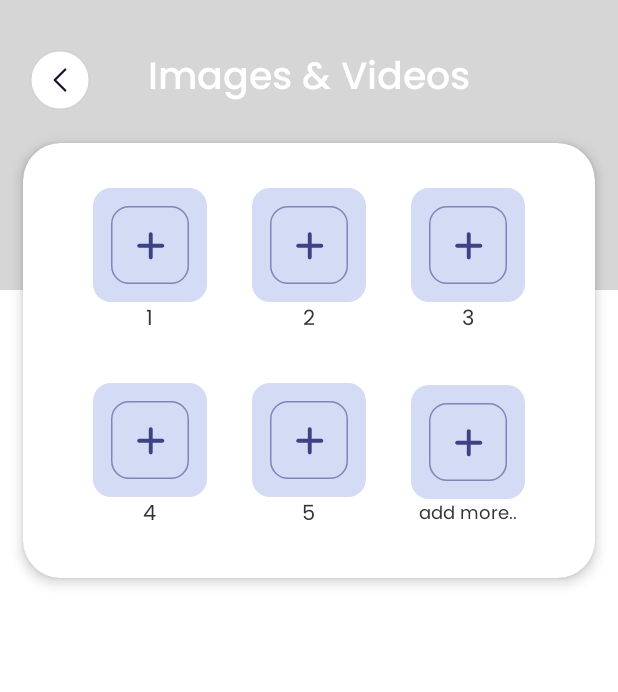
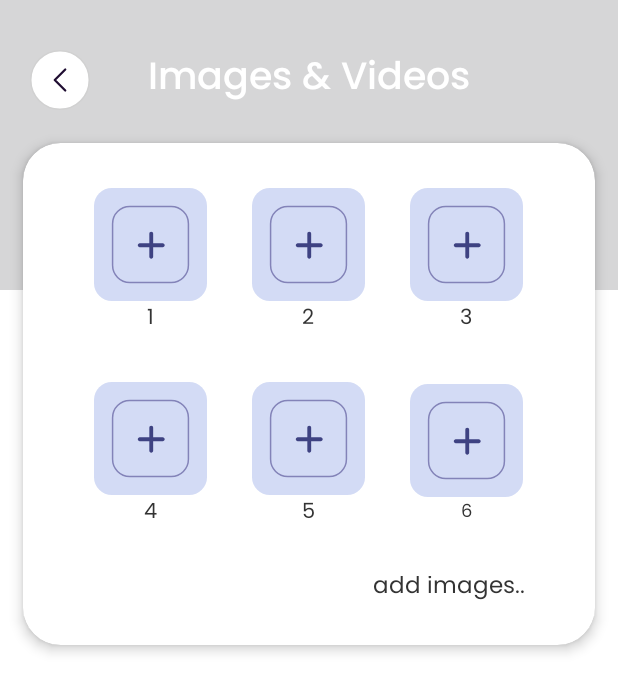
Before and after one commit to bhoraniaarshadali/Hi-Tech-Controls, an Android app: the mediaUpload screen opened directly, with no data from a screen before it, on a phone screen of 412 x 824 dp. Shown: the top 692 px of the screen. Run offline under Robolectric (Android 15) with nearby library versions, the phone set to English and light mode, and no system bars.

Commit message:
Camera (MediaActivity)- on working | 1 to 6 images Set

```diff
--- a/app/build.gradle
+++ b/app/build.gradle
@@ -41,6 +41,7 @@ dependencies {
 
     implementation 'com.google.android.material:material:1.9.0' //snakeBar
 
+
     implementation 'androidx.appcompat:appcompat:1.6.1'
     implementation 'com.google.android.material:material:1.9.0'
     implementation 'androidx.constraintlayout:constraintlayout:2.1.4'
--- a/app/src/main/AndroidManifest.xml
+++ b/app/src/main/AndroidManifest.xml
@@ -2,6 +2,9 @@
 <manifest xmlns:android="http://schemas.android.com/apk/res/android"
     xmlns:tools="http://schemas.android.com/tools"
     package="com.example.hi_tech_controls">
+
+    <uses-permission android:name="android.permission.CAMERA" />
+    <uses-feature android:name="android.hardware.camera" />
 
     <application
         android:allowBackup="true"
--- a/app/src/main/java/com/example/hi_tech_controls/SplashActivity.java
+++ b/app/src/main/java/com/example/hi_tech_controls/SplashActivity.java
@@ -1,10 +1,8 @@
 package com.example.hi_tech_controls;
 
-import android.annotation.SuppressLint;
 import android.content.Intent;
 import android.content.SharedPreferences;
 import android.os.Bundle;
-
 import android.view.animation.Animation;
 import android.view.animation.AnimationUtils;
 import android.widget.ImageView;
@@ -21,7 +19,7 @@ public class SplashActivity extends AppCompatActivity {
         super.onCreate(savedInstanceState);
         setContentView(R.layout.activity_splash);
 
-        imageView = findViewById(R.id.imageView);
+        imageView = findViewById(R.id.SplashLogo);
 
         Animation slideBottomToCenterAnimation = AnimationUtils.loadAnimation(this, R.anim.slide_bottom_to_center);
         Animation pauseAnimation = AnimationUtils.loadAnimation(this, R.anim.pause);
--- a/app/src/main/res/drawable/imageview.xml
+++ b/app/src/main/res/drawable/imageview.xml
@@ -8,10 +8,10 @@
         android:pathData="M12,0L64,0A12,12 0,0 1,76 12L76,64A12,12 0,0 1,64 76L12,76A12,12 0,0 1,0 64L0,12A12,12 0,0 1,12 0z" />
     <path
         android:fillColor="#3E4282"
-        android:pathData="M46.25,39.789H39.792V46.248C39.792,46.59 39.656,46.919 39.413,47.161C39.171,47.403 38.843,47.539 38.5,47.539C38.158,47.539 37.829,47.403 37.587,47.161C37.345,46.919 37.208,46.59 37.208,46.248V39.789H30.75C30.407,39.789 30.079,39.653 29.837,39.411C29.594,39.169 29.458,38.84 29.458,38.498C29.458,38.155 29.594,37.826 29.837,37.584C30.079,37.342 30.407,37.206 30.75,37.206H37.208V30.747C37.208,30.405 37.345,30.076 37.587,29.834C37.829,29.592 38.158,29.456 38.5,29.456C38.843,29.456 39.171,29.592 39.413,29.834C39.656,30.076 39.792,30.405 39.792,30.747V37.206H46.25C46.593,37.206 46.921,37.342 47.163,37.584C47.406,37.826 47.542,38.155 47.542,38.498C47.542,38.84 47.406,39.169 47.163,39.411C46.921,39.653 46.593,39.789 46.25,39.789Z" />
+        android:pathData="M46.25,39.789H39.792V46.248C39.792,46.59 39.655,46.919 39.413,47.161C39.171,47.403 38.842,47.539 38.5,47.539C38.157,47.539 37.829,47.403 37.587,47.161C37.344,46.919 37.208,46.59 37.208,46.248V39.789H30.75C30.407,39.789 30.079,39.653 29.837,39.411C29.594,39.169 29.458,38.84 29.458,38.498C29.458,38.155 29.594,37.826 29.837,37.584C30.079,37.342 30.407,37.206 30.75,37.206H37.208V30.747C37.208,30.405 37.344,30.076 37.587,29.834C37.829,29.592 38.157,29.456 38.5,29.456C38.842,29.456 39.171,29.592 39.413,29.834C39.655,30.076 39.792,30.405 39.792,30.747V37.206H46.25C46.592,37.206 46.921,37.342 47.163,37.584C47.405,37.826 47.542,38.155 47.542,38.498C47.542,38.84 47.405,39.169 47.163,39.411C46.921,39.653 46.592,39.789 46.25,39.789Z" />
     <path
+        android:strokeWidth="1"
         android:fillColor="#00000000"
         android:pathData="M24,12.5L52,12.5A11.5,11.5 0,0 1,63.5 24L63.5,52A11.5,11.5 0,0 1,52 63.5L24,63.5A11.5,11.5 0,0 1,12.5 52L12.5,24A11.5,11.5 0,0 1,24 12.5z"
-        android:strokeWidth="1"
         android:strokeColor="#8383B8" />
 </vector>
--- a/app/src/main/res/layout/activity_login.xml
+++ b/app/src/main/res/layout/activity_login.xml
@@ -171,8 +171,7 @@
                 android:textColor="#BABABA"
                 android:textSize="15sp"
                 tools:ignore="HardcodedText" />
+
         </FrameLayout>
-
     </RelativeLayout>
-
 </ScrollView>
--- a/app/src/main/res/layout/activity_media_upload.xml
+++ b/app/src/main/res/layout/activity_media_upload.xml
@@ -64,6 +64,7 @@
             app:cardElevation="5dp"
             tools:ignore="TextSizeCheck">
 
+
             <LinearLayout
                 android:layout_width="match_parent"
                 android:layout_height="wrap_content"
@@ -84,8 +85,9 @@
                         android:orientation="vertical">
 
                         <ImageView
-                            android:layout_width="wrap_content"
-                            android:layout_height="wrap_content"
+                            android:id="@+id/boxOne"
+                            android:layout_width="75sp"
+                            android:layout_height="75sp"
                             android:src="@drawable/imageview" />
 
                         <TextView
@@ -104,8 +106,9 @@
                         android:orientation="vertical">
 
                         <ImageView
-                            android:layout_width="wrap_content"
-                            android:layout_height="wrap_content"
+                            android:id="@+id/boxTwo"
+                            android:layout_width="75sp"
+                            android:layout_height="75sp"
                             android:src="@drawable/imageview" />
 
                         <TextView
@@ -123,8 +126,9 @@
                         android:orientation="vertical">
 
                         <ImageView
-                            android:layout_width="wrap_content"
-                            android:layout_height="wrap_content"
+                            android:id="@+id/boxThree"
+                            android:layout_width="75sp"
+                            android:layout_height="75sp"
                             android:src="@drawable/imageview" />
 
                         <TextView
@@ -154,8 +158,9 @@
                         android:orientation="vertical">
 
                         <ImageView
-                            android:layout_width="wrap_content"
-                            android:layout_height="wrap_content"
+                            android:id="@+id/boxFour"
+                            android:layout_width="75sp"
+                            android:layout_height="75sp"
                             android:src="@drawable/imageview" />
 
                         <TextView
@@ -174,8 +179,9 @@
                         android:orientation="vertical">
 
                         <ImageView
-                            android:layout_width="wrap_content"
-                            android:layout_height="wrap_content"
+                            android:id="@+id/boxFive"
+                            android:layout_width="75sp"
+                            android:layout_height="75sp"
                             android:src="@drawable/imageview" />
 
                         <TextView
@@ -193,8 +199,9 @@
                         android:orientation="vertical">
 
                         <ImageView
-                            android:layout_width="wrap_content"
-                            android:layout_height="wrap_content"
+                            android:id="@+id/boxSix"
+                            android:layout_width="75sp"
+                            android:layout_height="75sp"
                             android:src="@drawable/imageview" />
 
                         <TextView
@@ -202,16 +209,42 @@
                             android:layout_height="wrap_content"
                             android:layout_gravity="center"
                             android:fontFamily="@font/poppins_regular"
-                            android:text="add more.."
+                            android:text="6"
                             android:textColor="@color/lightblack"
                             android:textSize="12sp" />
                     </LinearLayout>
 
                 </LinearLayout>
 
+                <LinearLayout
+                    android:id="@+id/boxContainer"
+                    android:layout_width="match_parent"
+                    android:layout_height="wrap_content"
+                    android:orientation="vertical"></LinearLayout>
+
+                <FrameLayout
+                    android:layout_width="match_parent"
+                    android:layout_height="wrap_content"
+                    android:layout_gravity="center"
+                    android:layout_marginEnd="15sp"
+                    android:layout_marginBottom="10sp">
+
+                    <TextView
+                        android:id="@+id/add_more_Button"
+                        android:layout_width="match_parent"
+                        android:layout_height="wrap_content"
+                        android:layout_gravity="center"
+                        android:layout_marginEnd="15sp"
+                        android:layout_marginBottom="10sp"
+                        android:fontFamily="@font/poppins_regular"
+                        android:gravity="end"
+                        android:text="add images.."
+                        android:textColor="@color/lightblack"
+                        android:textSize="15sp"
+                        android:visibility="visible" />
+                </FrameLayout>
 
             </LinearLayout>
-
 
         </androidx.cardview.widget.CardView>
 
--- a/app/src/main/res/layout/activity_splash.xml
+++ b/app/src/main/res/layout/activity_splash.xml
@@ -8,7 +8,7 @@
     tools:context=".SplashActivity">
 
     <ImageView
-        android:id="@+id/imageView"
+        android:id="@+id/SplashLogo"
         android:layout_width="170dp"
         android:layout_height="wrap_content"
         android:layout_gravity="center"
```
Also changed, not shown: app/src/main/java/com/example/hi_tech_controls/LoginActivity.java (+25 -6 lines), app/src/main/res/drawable/eye_button.xml (added, +10 -0 lines), app/src/main/res/layout/new_box_layout.xml (added, +79 -0 lines).
